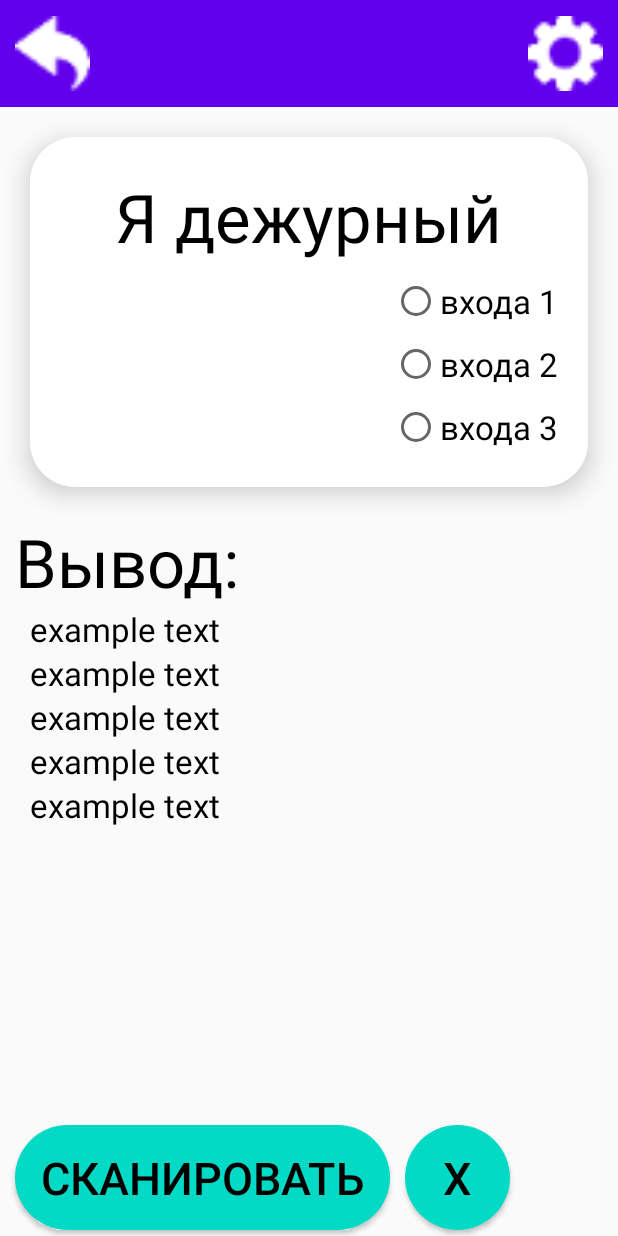
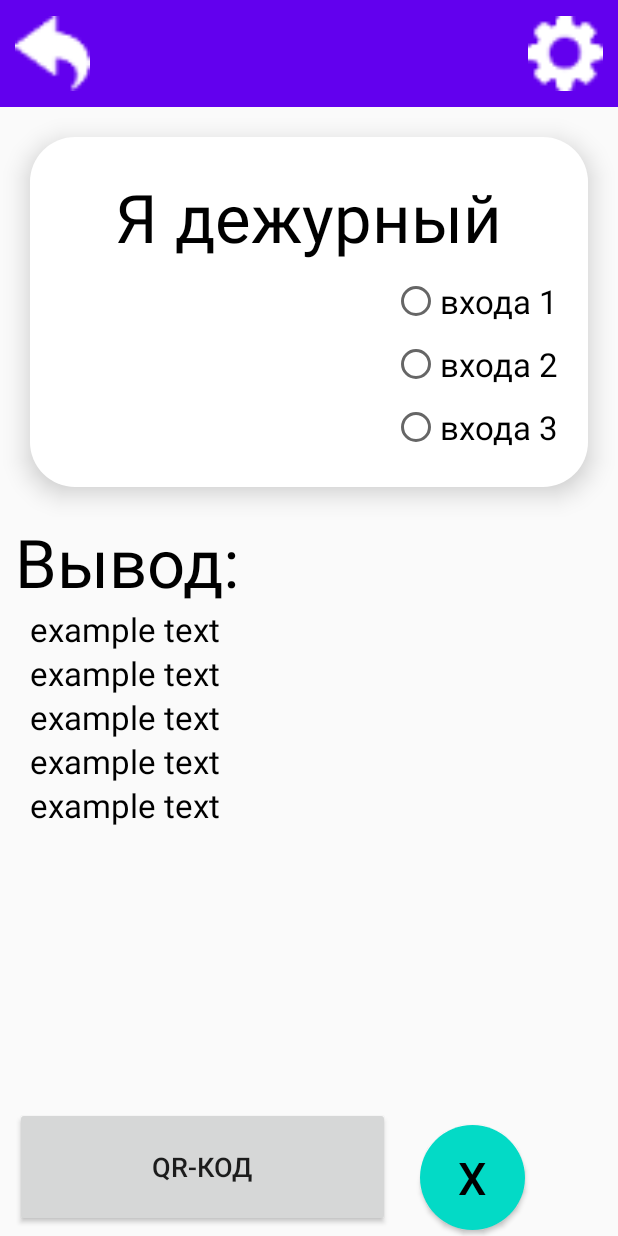
Before and after one commit to svvoooyyyy/SmartEnteranceOld, an Android app: the TeacherMainPage screen opened directly, with no data from a screen before it, on a phone screen of 412 x 824 dp. Run offline under Robolectric (Android 15) with nearby library versions, the phone set to English and light mode, and no system bars; libraries missing offline, so code that uses them is left out: com.pnuema.java.

Commit message:
i added scanner

```diff
--- a/app/src/main/AndroidManifest.xml
+++ b/app/src/main/AndroidManifest.xml
@@ -9,7 +9,8 @@
         android:roundIcon="@mipmap/ic_launcher_round"
         android:supportsRtl="true"
         android:theme="@style/AppTheme">
-        <activity android:name=".StudentMainPage"></activity>
+        <activity android:name=".ScannerActivity"></activity>
+        <activity android:name=".StudentMainPage" />
         <activity android:name=".TeacherMainPage" />
         <activity android:name=".MainActivity">
             <intent-filter>
--- a/app/src/main/res/layout/activity_teacher_main_page.xml
+++ b/app/src/main/res/layout/activity_teacher_main_page.xml
@@ -181,19 +181,17 @@
         android:layout_weight="1.7">
 
         <Button
+            android:id="@+id/scanner"
+            android:layout_width="250dp"
+            android:layout_height="80dp"
+            android:layout_gravity="center"
+            android:layout_margin="10dp"
+            android:gravity="center"
+            android:onClick="scanQR"
+            android:text="QR-код"
+            android:textSize="18dp" >
+        </Button>
 
-            android:id="@+id/activity_teacher_button_scan"
-            android:layout_width="250dp"
-            android:layout_height="70dp"
-            android:layout_alignParentLeft="true"
-            android:layout_alignParentBottom="true"
-            android:layout_centerInParent="true"
-            android:layout_marginLeft="10dp"
-            android:layout_marginBottom="10dp"
-            android:background="@drawable/secondary_color_rounded_button_50"
-            android:text="Сканировать"
-            android:textColor="@color/colorOnSecondary"
-            android:textSize="30dp" />
 
         <Button
             android:layout_width="70dp"
@@ -201,7 +199,7 @@
             android:layout_alignParentBottom="true"
             android:layout_marginLeft="10dp"
             android:layout_marginBottom="10dp"
-            android:layout_toRightOf="@+id/activity_teacher_button_scan"
+            android:layout_toRightOf="@+id/scanner"
             android:background="@drawable/secondary_color_rounded_button_50"
             android:text="X"
             android:textColor="@color/colorOnSecondary"
--- a/app/src/main/res/values/strings.xml
+++ b/app/src/main/res/values/strings.xml
@@ -12,4 +12,6 @@
     <string name="activity_teacher_radio_button_text_enter_3">входа 3</string>
     <string name="acyivity_teacher_text_view_output">Вывод:</string>
 
+
+
 </resources>
```
Also changed, not shown: app/src/main/java/com/example/schoolhelper/ScannerActivity.java (added, +26 -0 lines), app/src/main/java/com/example/schoolhelper/TeacherMainPage.java (+86 -2 lines), app/src/main/res/layout/activity_scanner.xml (added, +43 -0 lines).
